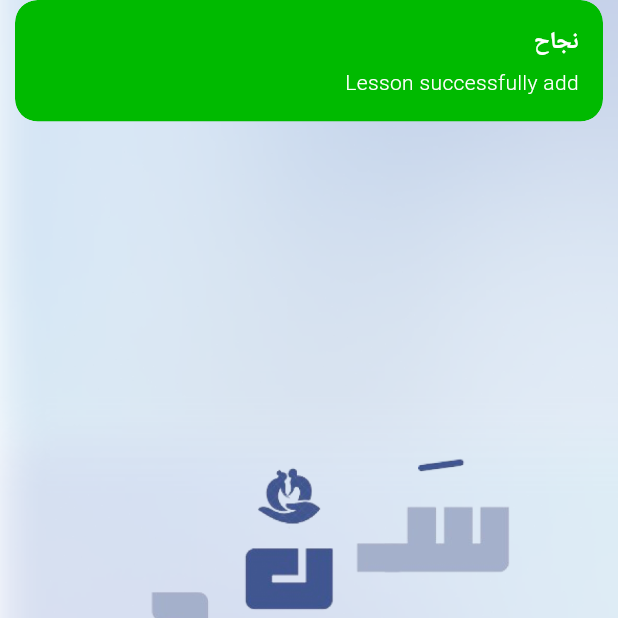
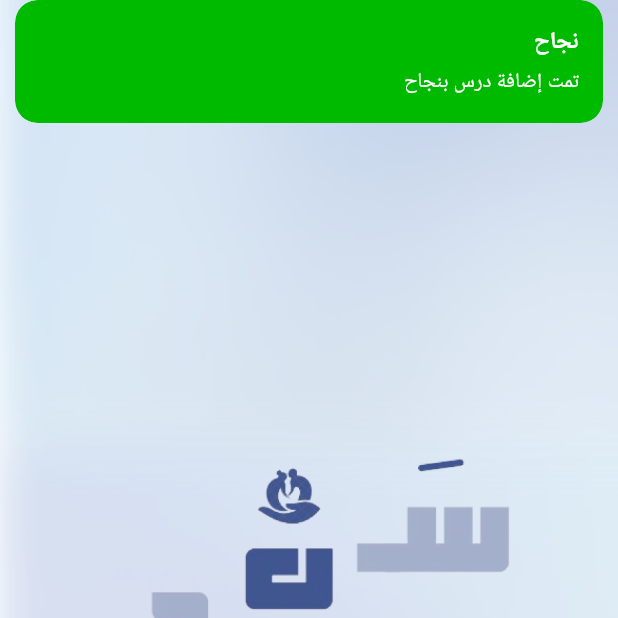
Before and after one commit to 0Ahmad0/sanad_app, a Flutter app: the AddLessonAdminScreen screen opened by its route, after a tap on "حفظ", on a phone screen of 412 x 824 dp, the top half of it. Run offline on Flutter 3.47's test engine with Material 3 defaults, Android fonts, the phone set to English and light mode, and no system bars; our stand-ins replace animate_do, audioplayers, cached_network_image, chewie, cloud_firestore, file_picker and 13 more; missing offline and left inert: audio_waveforms; accounts and stored records are empty; Roboto replaces fonts that are missing (Cairo).

Commit message:
some fixing

```diff
--- a/lib/app/controller/auth_controller.dart
+++ b/lib/app/controller/auth_controller.dart
@@ -183,7 +183,9 @@ class AuthController extends GetxController {
       // ProfileController.instance.getUser();
 
       ProfileController profileController=Get.put(ProfileController());
-      if(profileController.currentUser.value?.isAdmin??false)
+      profileController.currentUser.value=user;
+      // if(profileController.currentUser.value?.isAdmin??false)
+      if(user.isAdmin)
         Get.offAll(NavBarAdminScreen());
       else
         Get.offAll(NavbarUserScreen());
--- a/lib/app/controller/firebase/firebase_fun.dart
+++ b/lib/app/controller/firebase/firebase_fun.dart
@@ -244,29 +244,29 @@ class FirebaseFun {
         errorMessage = "المستخدم غير صحيح.";
         break;
 
-      case "":
+      case "account successfully logged":
         errorMessage =
-        "";
+        "تم تسجيل الدخول بنجاح";
         break;
-      case "":
+      case "users successfully fetch":
         errorMessage =
-        "";
+        "تم جلب معلومات المستخدمين بنجاح";
         break;
-      case "":
+      case "lesson successfully add":
         errorMessage =
-        "";
+        "تمت إضافة درس بنجاح";
         break;
-      case "":
+      case "lesson successfully update":
         errorMessage =
-        "";
+        "تم تحديث الدرس بنجاح";
         break;
-      case "":
+      case "lesson successfully fetch":
         errorMessage =
-        "";
+        "تم جلب الدرس بنجاح";
         break;
-      case "":
+      case "account successfully created":
         errorMessage =
-        "";
+        "تم انشاء الحساب بنجاح";
         break;
       case "":
         errorMessage =
--- a/lib/app/core/utils/app_string.dart
+++ b/lib/app/core/utils/app_string.dart
@@ -77,6 +77,8 @@ class AppString {
   static const showRateLesson = "عرض التقييم";
   static const myRateLesson = "عرض تقييمي";
   static const notFoundRate = "لا يوجد تقييم";
+  static const notFoundSound = "لا يوجد صوت";
+  static const notFoundVideo = "لا يوجد فيديو";
   static const rateDegree = "لقد حصلت على الدرجة  : ";
   static const manageLesson = "ادارة طلبات الدروس";
   static const statusLessons = "الحالة : ";
--- a/lib/user/screens/lessons_user_screen.dart
+++ b/lib/user/screens/lessons_user_screen.dart
@@ -4,6 +4,7 @@ import 'package:flutter/material.dart';
 import 'package:flutter_screenutil/flutter_screenutil.dart';
 import 'package:get/get.dart';
 import 'package:sanad_app/app/core/utils/app_string.dart';
+import 'package:sanad_app/app/core/utils/assets_manager.dart';
 import 'package:sanad_app/app/core/utils/color_manager.dart';
 import 'package:sanad_app/app/core/utils/styles_manager.dart';
 import 'package:sanad_app/app/core/utils/values_manager.dart';
@@ -65,6 +66,7 @@ class _LessonUserScreenState extends State<LessonUserScreen> {
                      hintText: AppString.search,
                      iconData: Icons.search,
                      noPrefixIcon: false,
+                     audioPath: AssetsManager.lessonsScreenSound,
                    ),
 
                  ],
--- a/lib/user/widgets/lesson_request_user_widget.dart
+++ b/lib/user/widgets/lesson_request_user_widget.dart
@@ -65,7 +65,7 @@ class LessonRequestUserWidget extends StatelessWidget {
                   text: AppString.statusLessons,
                 ),
                 TextSpan(
-                    text: lesson?.status??'مقبول',
+                    text: lesson?.statusAr??'مقبول',
                     style: StylesManager.textNormalStyle(
                         color:lesson?.statusColor?? ColorManager.successColor, size: 12.sp)),
               ])),
```
Also changed, not shown: lib/app/core/helper/helpers.dart (added, +16 -0 lines), lib/app/models/lesson_model.dart (+10 -0 lines), lib/user/screens/navbar_user_screen.dart (+16 -1 lines), lib/user/widgets/show_lesson_widget.dart (+22 -4 lines).
